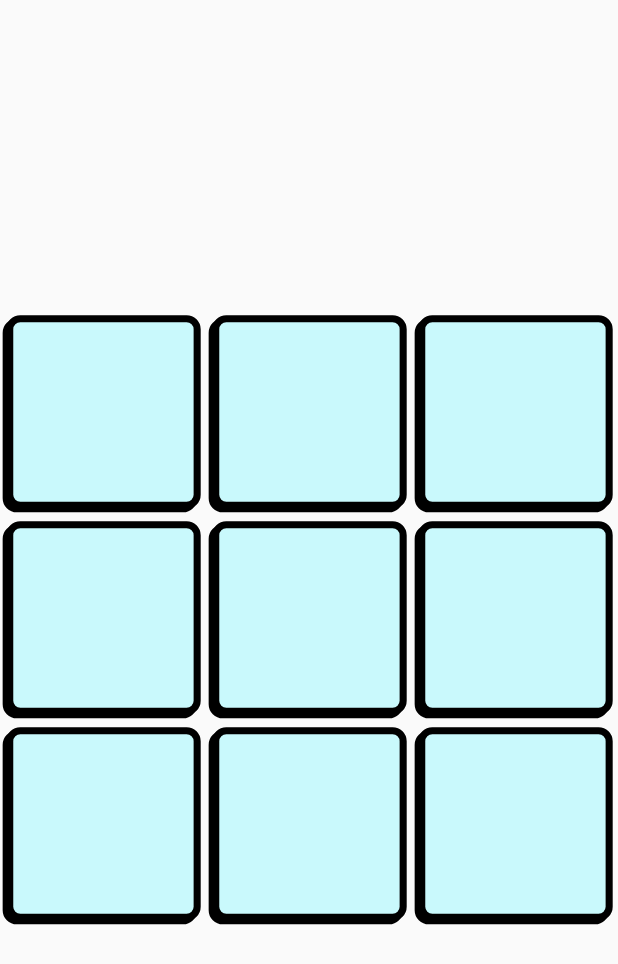
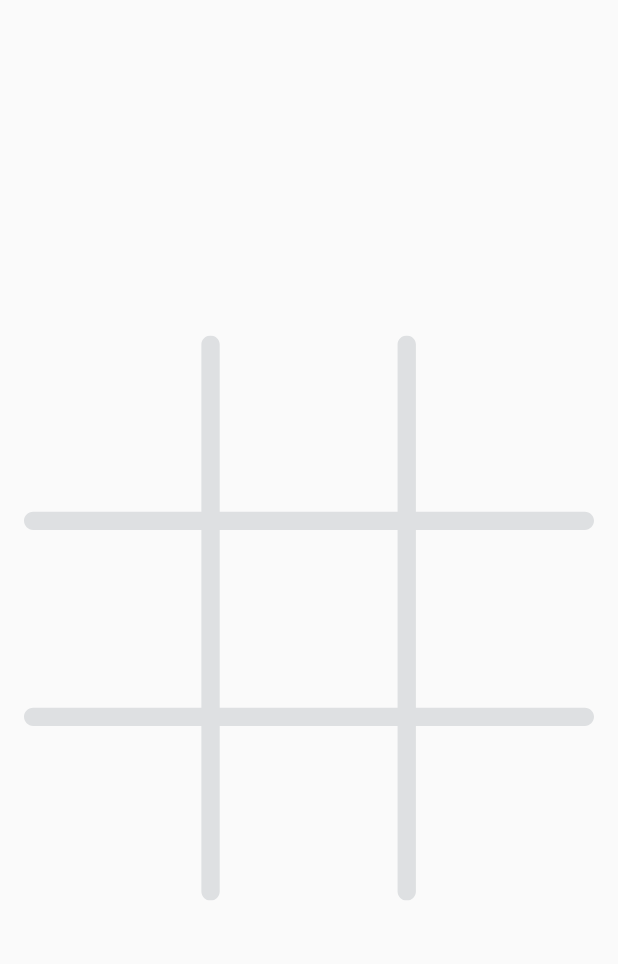
Before and after one commit to 2shrestha22/tic_tac_toe, a Flutter app: the screen it shows after launch, on a phone screen of 412 x 824 dp. Shown: the top 964 px of the screen. Run offline on Flutter 3.47's test engine with Material 2 defaults, Android fonts, the phone set to English and light mode, and no system bars; our stand-ins replace audioplayers, flutter_svg, freezed_annotation, hooks_riverpod.

Commit message:
update grid

```diff
--- a/lib/board/board_page.dart
+++ b/lib/board/board_page.dart
@@ -23,7 +23,7 @@ class BoardPage extends HookConsumerWidget {
 
     buildBox(Mark? box) {
       return box == null
-          ? SvgPicture.asset(Assets.icons.board)
+          ? const SizedBox.shrink()
           : SvgPicture.asset(box.iconPath);
     }
 
@@ -44,7 +44,9 @@ class BoardPage extends HookConsumerWidget {
 
     return Scaffold(
       // backgroundColor: const Color(0xFFC9F9FC),
-      body: Center(
+      body: Padding(
+        padding: const EdgeInsets.all(16.0),
+        child: Center(
           child: GestureDetector(
             onTap: () {
               if (boardState.finished) {
@@ -55,20 +57,33 @@ class BoardPage extends HookConsumerWidget {
               absorbing: boardState.finished,
               child: AspectRatio(
                 aspectRatio: 1.0,
-              child: GridView.builder(
+                child: Stack(
+                  fit: StackFit.expand,
+                  children: [
+                    SvgPicture.asset(
+                      Assets.icons.grid,
+                      color: const Color(0xFFDEE0E2),
+                    ),
+                    GridView.builder(
                       itemCount: 9,
-                gridDelegate: const SliverGridDelegateWithFixedCrossAxisCount(
+                      gridDelegate:
+                          const SliverGridDelegateWithFixedCrossAxisCount(
                         crossAxisCount: 3,
                       ),
                       itemBuilder: (context, index) {
                         final box = boardState.marks[index];
                         return GestureDetector(
+                          behavior: HitTestBehavior.opaque,
                           onTap: () {
                             ref.read(boardProvider.notifier).onMarkFill(index);
                           },
-                    child: buildAnimatedBox(box, index, boardState.winCombo),
+                          child:
+                              buildAnimatedBox(box, index, boardState.winCombo),
                         );
                       },
+                    ),
+                  ],
+                ),
               ),
             ),
           ),
--- a/lib/gen/assets.gen.dart
+++ b/lib/gen/assets.gen.dart
@@ -18,17 +18,17 @@ class $AssetsAudioGen {
 class $AssetsIconsGen {
   const $AssetsIconsGen();
 
-  /// File path: assets/icons/board.svg
-  String get board => 'assets/icons/board.svg';
-
   /// File path: assets/icons/cross.svg
   String get cross => 'assets/icons/cross.svg';
+
+  /// File path: assets/icons/grid.svg
+  String get grid => 'assets/icons/grid.svg';
 
   /// File path: assets/icons/zero.svg
   String get zero => 'assets/icons/zero.svg';
 
   /// List of all assets
-  List<String> get values => [board, cross, zero];
+  List<String> get values => [cross, grid, zero];
 }
 
 class $AssetsAudioSfxGen {
```
Also changed, not shown: assets/icons/board.svg (deleted), assets/icons/cross.svg, assets/icons/grid.svg (added), assets/icons/zero.svg. Lines whose indentation alone changed are shown as unchanged.
